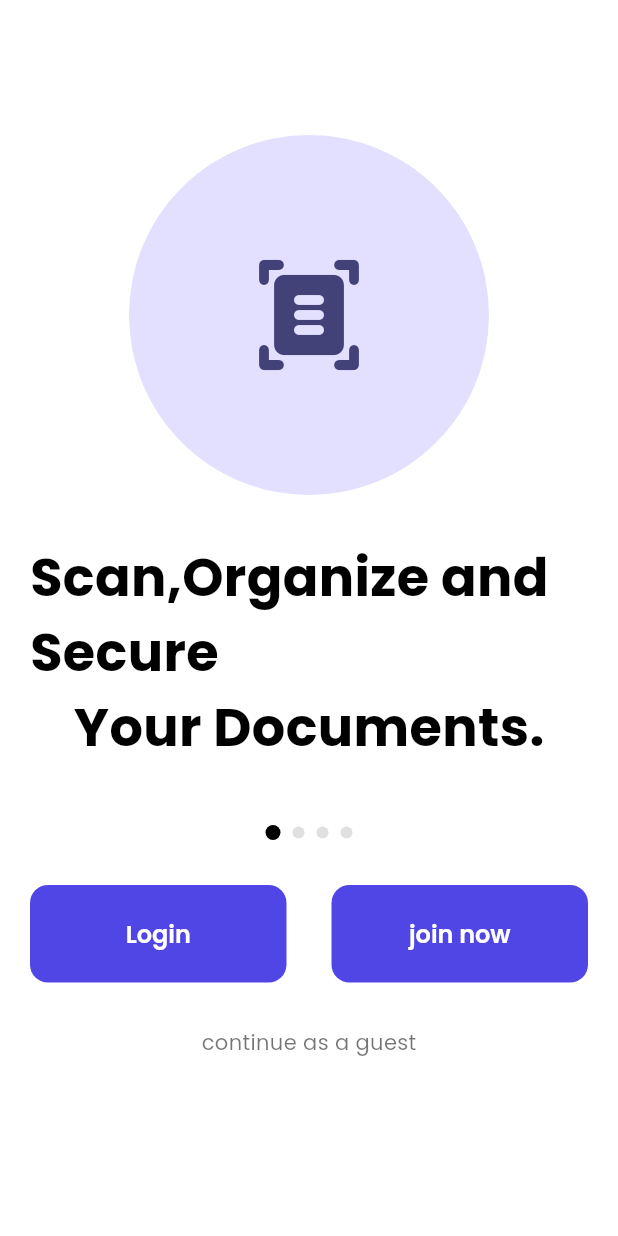
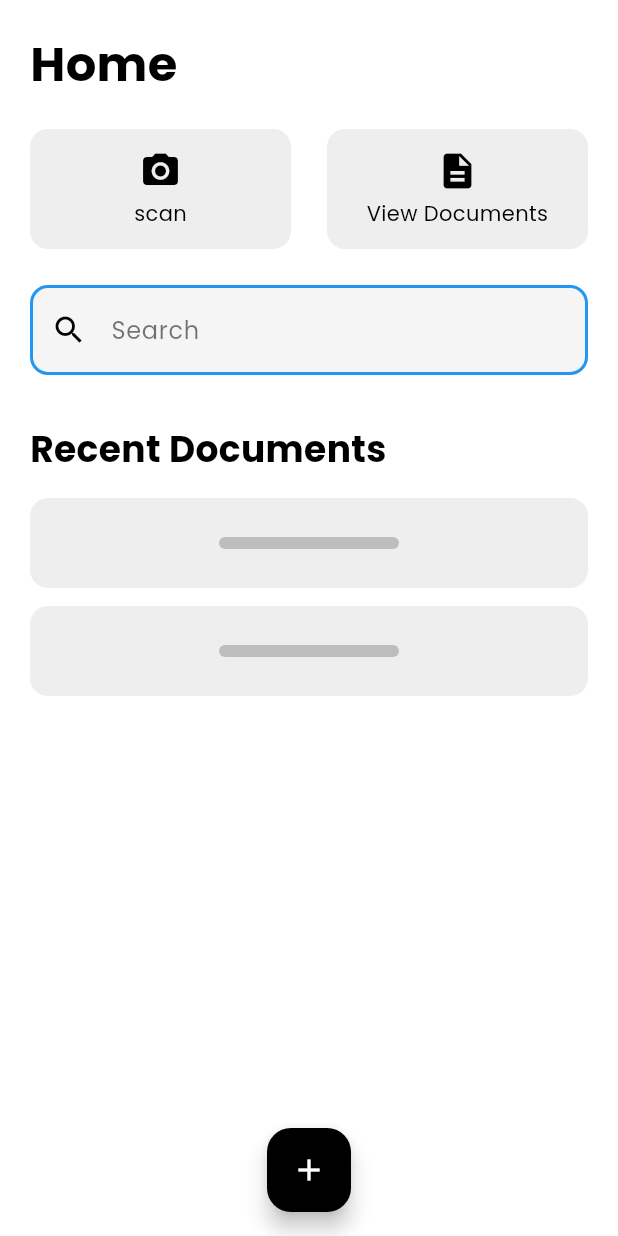
Before and after one commit to phebesfev/Mobile-app-project, a Flutter app: the screen it shows after launch, on a phone screen of 412 x 824 dp. Run offline on Flutter 3.47's test engine with Material 3 defaults, Android fonts, the light colour scheme and no system bars; our stand-ins replace google_fonts.

Commit message:
home-page-added

```diff
--- a/app/lib/main.dart
+++ b/app/lib/main.dart
@@ -1,3 +1,4 @@
+import 'package:app/screens/home/home_screen.dart';
 import 'package:app/screens/home/initial_screen.dart';
 import 'package:flutter/material.dart';
 import 'theme/app_theme.dart';
@@ -16,8 +17,9 @@ class QuickScanApp extends StatelessWidget {
       title: 'Quick Scan',
       debugShowCheckedModeBanner: false, // Removes the "Debug" banner
       theme: AppTheme.lightTheme, // Apply our custom professional theme
-      home: const InitialScreen(), // Start at Login for now
-      // home: const LoginScreen(),
+      // home: const LoginScreen(),// Start at Login for now
+      // home: const InitialScreen(),
+      home: const HomeScreen(),
     );
   }
 }
--- a/app/lib/screens/home/home_screen.dart
+++ b/app/lib/screens/home/home_screen.dart
@@ -0,0 +1,158 @@
+import 'package:flutter/material.dart';
+
+class HomeScreen extends StatelessWidget {
+  const HomeScreen({super.key});
+
+  @override
+  Widget build(BuildContext context) {
+    return Scaffold(
+      body: SafeArea(
+        child: SingleChildScrollView(
+          child: Padding(
+            padding: const EdgeInsets.all(20),
+            child: Column(
+              crossAxisAlignment: CrossAxisAlignment.start,
+              children: [
+                // title
+                const Text(
+                  'Home',
+                  style: TextStyle(
+                    fontSize: 32,
+                    fontWeight: FontWeight.bold,
+                    color: Colors.black,
+                  ),
+                ),
+                const SizedBox(height: 20),
+
+                // action buttons
+                Row(
+                  children: [
+                    // scan button
+                    Expanded(
+                      child: Container(
+                        height: 80,
+                        decoration: BoxDecoration(
+                          color: Colors.grey.shade200,
+                          borderRadius: BorderRadius.circular(12),
+                        ),
+                        child: Column(
+                          mainAxisAlignment: MainAxisAlignment.center,
+                          children: [
+                            Icon(Icons.camera_alt, color: Colors.black, size: 28),
+                            const SizedBox(height: 4),
+                            const Text(
+                              'scan',
+                              style: TextStyle(color: Colors.black, fontSize: 14),
+                            ),
+                          ],
+                        ),
+                      ),
+                    ),
+                    const SizedBox(width: 12),
+                    const SizedBox(width: 12),
+                    // view documents
+                    Expanded(
+                      child: Container(
+                        height: 80,
+                        decoration: BoxDecoration(
+                          color: Colors.grey.shade200,
+                          borderRadius: BorderRadius.circular(12),
+                        ),
+                        child: Column(
+                          mainAxisAlignment: MainAxisAlignment.center,
+                          children: [
+                            Icon(Icons.description, color: Colors.black, size: 28),
+                            const SizedBox(height: 4),
+                            const Text(
+                              'View Documents',
+                              style: TextStyle(color: Colors.black, fontSize: 14),
+                              textAlign: TextAlign.center,
+                            ),
+                          ],
+                        ),
+                      ),
+                    ),
+                  ],
+                ),
+                const SizedBox(height: 24),
+
+                // search bar
+                Container(
+                  decoration: BoxDecoration(
+                    color: Colors.grey.shade200,
+                    borderRadius: BorderRadius.circular(12),
+                    border: Border.all(color: Colors.blue, width: 2),
+                  ),
+                  child: TextField(
+                    decoration: InputDecoration(
+                      hintText: 'Search',
+                      hintStyle: const TextStyle(color: Colors.black54),
+                      prefixIcon: const Icon(Icons.search, color: Colors.black),
+                      border: InputBorder.none,
+                      contentPadding: const EdgeInsets.symmetric(horizontal: 16, vertical: 16),
+                    ),
+                  ),
+                ),
+                const SizedBox(height: 32),
+
+                // recent documents section
+                const Text(
+                  'Recent Documents',
+                  style: TextStyle(
+                    fontSize: 24,
+                    fontWeight: FontWeight.bold,
+                    color: Colors.black,
+                  ),
+                ),
+                const SizedBox(height: 16),
+
+                // placeholder items
+                Container(
+                  height: 60,
+                  decoration: BoxDecoration(
+                    color: Colors.grey.shade200,
+                    borderRadius: BorderRadius.circular(12),
+                  ),
+                  child: Center(
+                    child: Container(
+                      width: 120,
+                      height: 8,
+                      decoration: BoxDecoration(
+                        color: Colors.grey.shade400,
+                        borderRadius: BorderRadius.circular(4),
+                      ),
+                    ),
+                  ),
+                ),
+                const SizedBox(height: 12),
+                Container(
+                  height: 60,
+                  decoration: BoxDecoration(
+                    color: Colors.grey.shade200,
+                    borderRadius: BorderRadius.circular(12),
+                  ),
+                  child: Center(
+                    child: Container(
+                      width: 120,
+                      height: 8,
+                      decoration: BoxDecoration(
+                        color: Colors.grey.shade400,
+                        borderRadius: BorderRadius.circular(4),
+                      ),
+                    ),
+                  ),
+                ),
+              ],
+            ),
+          ),
+        ),
+      ),
+      floatingActionButton: FloatingActionButton(
+        onPressed: () {},
+        backgroundColor: Colors.black,
+        child: const Icon(Icons.add, color: Colors.white),
+      ),
+      floatingActionButtonLocation: FloatingActionButtonLocation.centerFloat,
+    );
+  }
+}
--- a/app/pubspec.yaml
+++ b/app/pubspec.yaml
@@ -71,7 +71,8 @@ flutter:
   uses-material-design: true
 
   # To add assets to your application, add an assets section, like this:
-  # assets:
+  assets:
+      - assets/scan-icon-and-scan-logo-vector.jpg
   #   - images/a_dot_burr.jpeg
   #   - images/a_dot_ham.jpeg
 
```
Also changed, not shown: app/assets/scan-icon-and-scan-logo-vector.jpg (added).
